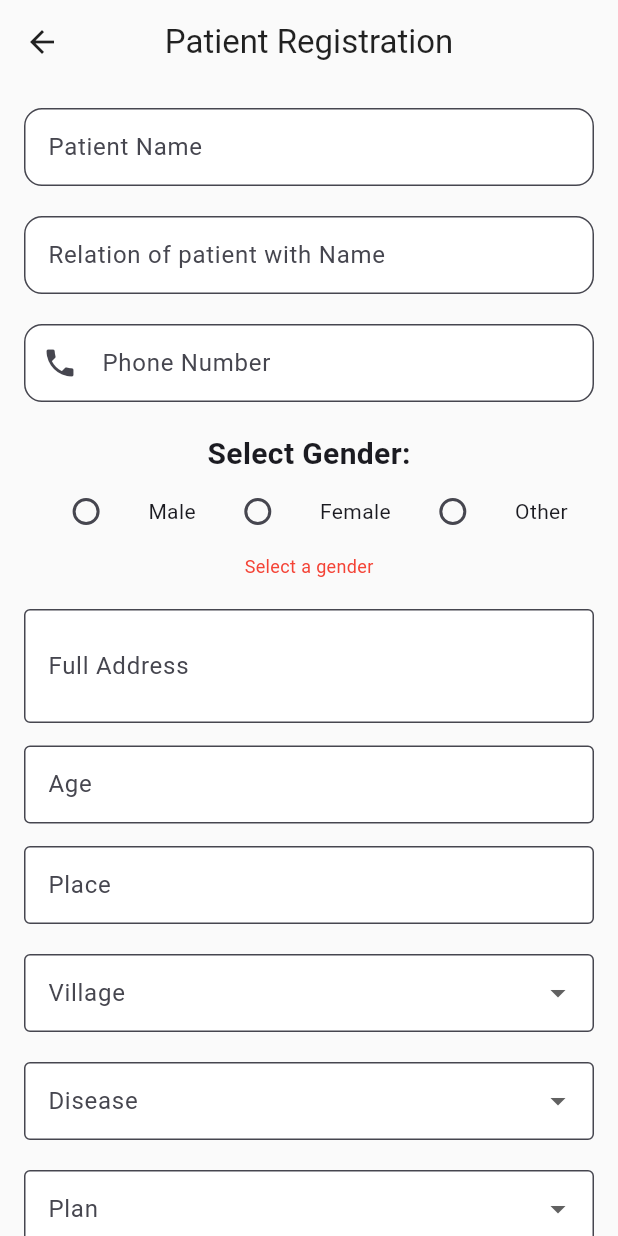
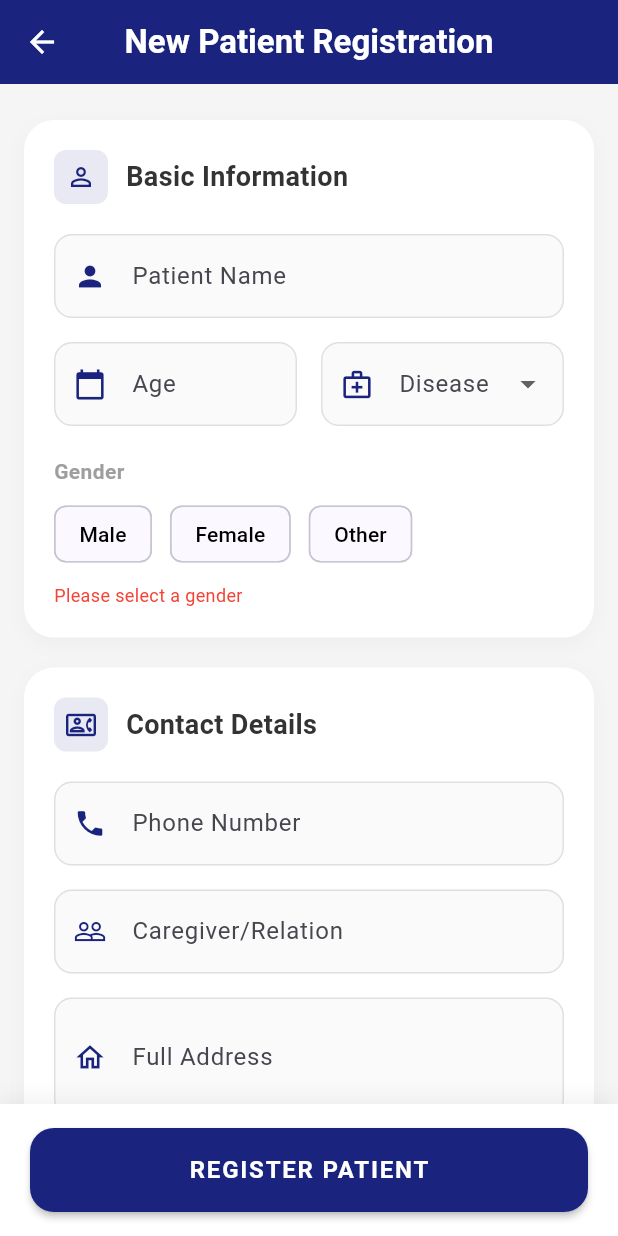
Before and after one commit to ARSHADAMEEN00/oruma-app, a Flutter app: the patientrigister screen opened directly, on a phone screen of 412 x 824 dp. Run offline on Flutter 3.47's test engine with Material 3 defaults, Android fonts, the phone set to English and light mode, and no system bars; our stand-ins replace shared_preferences; accounts and stored records are empty.

Commit message:
feat: enhance patient registration form UI with consistent input styling and improved app bar

```diff
--- a/app/lib/pt_registration.dart
+++ b/app/lib/pt_registration.dart
@@ -2,6 +2,7 @@ import 'package:flutter/material.dart';
 import 'package:oruma_app/models/patient.dart';
 import 'package:oruma_app/services/patient_service.dart';
 
+// ignore: camel_case_types
 class patientrigister extends StatefulWidget {
   final Patient? patient;
   const patientrigister({super.key, this.patient});
@@ -10,6 +11,7 @@ class patientrigister extends StatefulWidget {
   State<patientrigister> createState() => _patientrigisterState();
 }
 
+// ignore: camel_case_types
 class _patientrigisterState extends State<patientrigister> {
   final _formKey = GlobalKey<FormState>();
   bool _isLoading = false;
@@ -61,196 +63,344 @@ class _patientrigisterState extends State<patientrigister> {
     super.dispose();
   }
 
+  InputDecoration _buildInputDecoration(String label, IconData icon) {
+    return InputDecoration(
+      labelText: label,
+      prefixIcon: Icon(icon, size: 22, color: const Color(0xFF1A237E)),
+      floatingLabelBehavior: FloatingLabelBehavior.auto,
+      filled: true,
+      fillColor: Colors.grey.shade50,
+      border: OutlineInputBorder(
+        borderRadius: BorderRadius.circular(12),
+        borderSide: BorderSide(color: Colors.grey.shade300),
+      ),
+      enabledBorder: OutlineInputBorder(
+        borderRadius: BorderRadius.circular(12),
+        borderSide: BorderSide(color: Colors.grey.shade300),
+      ),
+      focusedBorder: OutlineInputBorder(
+        borderRadius: BorderRadius.circular(12),
+        borderSide: const BorderSide(color: Color(0xFF1A237E), width: 2),
+      ),
+      contentPadding: const EdgeInsets.symmetric(vertical: 16, horizontal: 16),
+    );
+  }
+
   @override
   Widget build(BuildContext context) {
     final isEditing = widget.patient != null;
     return Scaffold(
+      backgroundColor: Colors.grey.shade100,
       appBar: AppBar(
-        title: Text(isEditing ? "Edit Patient" : "Patient Registration"),
+        title: Text(
+          isEditing ? "Edit Patient" : "New Patient Registration",
+          style: const TextStyle(fontWeight: FontWeight.bold),
+        ),
+        backgroundColor: const Color(0xFF1A237E),
+        foregroundColor: Colors.white,
+        elevation: 0,
+        centerTitle: true,
       ),
       body: SingleChildScrollView(
-        padding: const EdgeInsets.all(16),
+        padding: const EdgeInsets.fromLTRB(16, 24, 16, 100),
         child: Form(
           key: _formKey,
           child: Column(
+            crossAxisAlignment: CrossAxisAlignment.stretch,
             children: [
-              // Patient Name
+              _buildSectionCard(
+                title: "Basic Information",
+                icon: Icons.person_outline,
+                children: [
                   TextFormField(
                     controller: nameController,
-                decoration: const InputDecoration(labelText: "Patient Name"),
-                validator: (val) =>
-                    val == null || val.isEmpty ? "Enter name" : null,
-              ),
-              const SizedBox(height: 20),
-              TextFormField(
-                controller: relationController,
-                decoration: const InputDecoration(
-                  labelText: "Relation of patient with Name",
+                    decoration: _buildInputDecoration(
+                      "Patient Name",
+                      Icons.person,
                     ),
                     validator: (val) =>
-                    val == null || val.isEmpty ? "Enter relation" : null,
+                        val == null || val.isEmpty ? "Required" : null,
                   ),
-              const SizedBox(height: 20),
-              TextFormField(
-                controller: phoneController,
-                decoration: const InputDecoration(
-                  labelText: "Phone Number",
-                  prefixIcon: Icon(Icons.phone),
+                  const SizedBox(height: 16),
+                  Row(
+                    children: [
+                      Expanded(
+                        child: TextFormField(
+                          controller: ageController,
+                          keyboardType: TextInputType.number,
+                          decoration: _buildInputDecoration(
+                            "Age",
+                            Icons.calendar_today,
                           ),
-                keyboardType: TextInputType.phone,
-                validator: (val) =>
-                    val == null || val.isEmpty ? "Enter phone" : null,
+                          validator: (val) {
+                            if (val == null || val.isEmpty) return "Required";
+                            if (int.tryParse(val) == null) return "Invalid";
+                            return null;
+                          },
+                        ),
+                      ),
+                      const SizedBox(width: 16),
+                      Expanded(
+                        child: DropdownButtonFormField<String>(
+                          decoration: _buildInputDecoration(
+                            "Disease",
+                            Icons.medical_services_outlined,
+                          ),
+                          value: _selectedDisease,
+                          items: diseases
+                              .map(
+                                (d) =>
+                                    DropdownMenuItem(value: d, child: Text(d)),
+                              )
+                              .toList(),
+                          onChanged: (v) =>
+                              setState(() => _selectedDisease = v),
+                          validator: (val) => val == null ? "Required" : null,
+                        ),
+                      ),
+                    ],
                   ),
                   const SizedBox(height: 20),
                   const Text(
-                "Select Gender:",
-                style: TextStyle(fontSize: 20, fontWeight: FontWeight.bold),
+                    "Gender",
+                    style: TextStyle(
+                      fontSize: 14,
+                      fontWeight: FontWeight.bold,
+                      color: Colors.grey,
                     ),
+                  ),
+                  const SizedBox(height: 8),
                   Row(
-                mainAxisAlignment: MainAxisAlignment.spaceEvenly,
-                children: [
-                  Radio<String>(
-                    value: 'Male',
-                    groupValue: _gender,
-                    onChanged: (value) {
+                    children: ["Male", "Female", "Other"].map((g) {
+                      final isSelected = _gender == g;
+                      return Padding(
+                        padding: const EdgeInsets.only(right: 12),
+                        child: ChoiceChip(
+                          label: Text(g),
+                          selected: isSelected,
+                          selectedColor: const Color(0xFF1A237E),
+                          labelStyle: TextStyle(
+                            color: isSelected ? Colors.white : Colors.black,
+                          ),
+                          onSelected: (selected) {
                             setState(() {
-                        _gender = value;
+                              _gender = selected ? g : null;
                             });
                           },
                         ),
-                  const Text("Male"),
-                  Radio<String>(
-                    value: 'Female',
-                    groupValue: _gender,
-                    onChanged: (value) {
-                      setState(() {
-                        _gender = value;
-                      });
-                    },
-                  ),
-                  const Text("Female"),
-                  Radio<String>(
-                    value: 'Other',
-                    groupValue: _gender,
-                    onChanged: (value) {
-                      setState(() {
-                        _gender = value;
-                      });
-                    },
-                  ),
-                  const Text("Other"),
-                ],
+                      );
+                    }).toList(),
                   ),
                   if (_gender == null)
                     const Padding(
-                  padding: EdgeInsets.only(top: 4),
+                      padding: EdgeInsets.only(top: 8.0),
                       child: Text(
-                    "Select a gender",
+                        "Please select a gender",
                         style: TextStyle(color: Colors.red, fontSize: 12),
                       ),
                     ),
+                ],
+              ),
               const SizedBox(height: 20),
-              // Full Address
+              _buildSectionCard(
+                title: "Contact Details",
+                icon: Icons.contact_phone_outlined,
+                children: [
+                  TextFormField(
+                    controller: phoneController,
+                    keyboardType: TextInputType.phone,
+                    decoration: _buildInputDecoration(
+                      "Phone Number",
+                      Icons.phone,
+                    ),
+                    validator: (val) =>
+                        val == null || val.isEmpty ? "Required" : null,
+                  ),
+                  const SizedBox(height: 16),
+                  TextFormField(
+                    controller: relationController,
+                    decoration: _buildInputDecoration(
+                      "Caregiver/Relation",
+                      Icons.people_outline,
+                    ),
+                    validator: (val) =>
+                        val == null || val.isEmpty ? "Required" : null,
+                  ),
+                  const SizedBox(height: 16),
                   TextFormField(
                     controller: addressController,
                     maxLines: 2,
-                decoration: const InputDecoration(
-                  labelText: "Full Address",
-                  border: OutlineInputBorder(),
+                    decoration: _buildInputDecoration(
+                      "Full Address",
+                      Icons.home_outlined,
                     ),
                     validator: (val) =>
-                    val == null || val.isEmpty ? "Enter address" : null,
+                        val == null || val.isEmpty ? "Required" : null,
                   ),
-              const SizedBox(height: 15),
-
-              // Age
-              TextFormField(
-                controller: ageController,
-                keyboardType: TextInputType.number,
-                decoration: const InputDecoration(
-                  labelText: "Age",
-                  border: OutlineInputBorder(),
+                ],
               ),
-                validator: (val) {
-                  if (val == null || val.isEmpty) return "Enter age";
-                  final parsed = int.tryParse(val);
-                  if (parsed == null || parsed <= 0) return "Enter valid age";
-                  return null;
-                },
+              const SizedBox(height: 20),
+              _buildSectionCard(
+                title: "Location & Care Plan",
+                icon: Icons.map_outlined,
+                children: [
+                  Row(
+                    children: [
+                      Expanded(
+                        child: DropdownButtonFormField<String>(
+                          decoration: _buildInputDecoration(
+                            "Village",
+                            Icons.location_city,
                           ),
-              const SizedBox(height: 15),
-
-              // Place
-              TextFormField(
+                          value: _selectedVillage,
+                          items: villages
+                              .map(
+                                (v) =>
+                                    DropdownMenuItem(value: v, child: Text(v)),
+                              )
+                              .toList(),
+                          onChanged: (v) =>
+                              setState(() => _selectedVillage = v),
+                          validator: (val) => val == null ? "Required" : null,
+                        ),
+                      ),
+                      const SizedBox(width: 16),
+                      Expanded(
+                        child: TextFormField(
                           controller: placeController,
-                decoration: const InputDecoration(
-                  labelText: "Place",
-                  border: OutlineInputBorder(),
+                          decoration: _buildInputDecoration(
+                            "Place",
+                            Icons.place,
                           ),
                           validator: (val) =>
-                    val == null || val.isEmpty ? "Enter place" : null,
+                              val == null || val.isEmpty ? "Required" : null,
+                        ),
+                      ),
+                    ],
+                  ),
+                  const SizedBox(height: 16),
+                  DropdownButtonFormField<String>(
+                    decoration: _buildInputDecoration(
+                      "Care Plan",
+                      Icons.assignment_outlined,
+                    ),
+                    value: _selectedPlan,
+                    items: plans
+                        .map((p) => DropdownMenuItem(value: p, child: Text(p)))
+                        .toList(),
+                    onChanged: (v) => setState(() => _selectedPlan = v),
+                    validator: (val) => val == null ? "Required" : null,
+                  ),
+                ],
+              ),
+            ],
+          ),
+        ),
+      ),
+      bottomSheet: Container(
+        padding: const EdgeInsets.symmetric(horizontal: 20, vertical: 16),
+        decoration: BoxDecoration(
+          color: Colors.white,
+          boxShadow: [
+            BoxShadow(
+              color: Colors.black.withOpacity(0.05),
+              blurRadius: 10,
+              offset: const Offset(0, -5),
+            ),
+          ],
+        ),
+        child: SizedBox(
+          width: double.infinity,
+          height: 56,
+          child: ElevatedButton(
+            onPressed: _isLoading ? null : _handleSubmit,
+            style: ElevatedButton.styleFrom(
+              backgroundColor: const Color(0xFF1A237E),
+              foregroundColor: Colors.white,
+              shape: RoundedRectangleBorder(
+                borderRadius: BorderRadius.circular(16),
+              ),
+              elevation: 2,
+            ),
+            child: _isLoading
+                ? const SizedBox(
+                    height: 24,
+                    width: 24,
+                    child: CircularProgressIndicator(
+                      color: Colors.white,
+                      strokeWidth: 2,
+                    ),
+                  )
+                : Text(
+                    isEditing ? "UPDATE PATIENT" : "REGISTER PATIENT",
+                    style: const TextStyle(
+                      fontSize: 16,
+                      fontWeight: FontWeight.bold,
+                      letterSpacing: 1.2,
+                    ),
+                  ),
+          ),
+        ),
+      ),
+    );
+  }
+
+  Widget _buildSectionCard({
+    required String title,
+    required IconData icon,
+    required List<Widget> children,
+  }) {
+    return Container(
+      padding: const EdgeInsets.all(20),
+      decoration: BoxDecoration(
+        color: Colors.white,
+        borderRadius: BorderRadius.circular(20),
+        boxShadow: [
+          BoxShadow(
+            color: Colors.black.withOpacity(0.03),
+            blurRadius: 10,
+            offset: const Offset(0, 4),
+          ),
+        ],
+      ),
+      child: Column(
+        crossAxisAlignment: CrossAxisAlignment.start,
+        children: [
+          Row(
+            children: [
+              Container(
+                padding: const EdgeInsets.all(8),
+                decoration: BoxDecoration(
+                  color: const Color(0xFF1A237E).withOpacity(0.1),
+                  borderRadius: BorderRadius.circular(8),
+                ),
+                child: Icon(icon, color: const Color(0xFF1A237E), size: 20),
+              ),
+              const SizedBox(width: 12),
+              Text(
+                title,
+                style: const TextStyle(
+                  fontSize: 18,
+                  fontWeight: FontWeight.bold,
+                  color: Color(0xFF333333),
+                ),
+              ),
+            ],
           ),
           const SizedBox(height: 20),
+          ...children,
+        ],
+      ),
+    );
+  }
 
-              // Village (Dropdown)
-              DropdownButtonFormField<String>(
-                decoration: const InputDecoration(
-                  labelText: "Village",
-                  border: OutlineInputBorder(),
-                ),
-                value: _selectedVillage,
-                items: villages.map((v) {
-                  return DropdownMenuItem(value: v, child: Text(v));
-                }).toList(),
-                onChanged: (value) {
-                  setState(() => _selectedVillage = value);
-                },
-                validator: (val) => val == null ? "Select village" : null,
-              ),
-              const SizedBox(height: 20),
-
-              // Disease (Dropdown)
-              DropdownButtonFormField<String>(
-                decoration: const InputDecoration(
-                  labelText: "Disease",
-                  border: OutlineInputBorder(),
-                ),
-                value: _selectedDisease,
-                items: diseases.map((d) {
-                  return DropdownMenuItem(value: d, child: Text(d));
-                }).toList(),
-                onChanged: (value) {
-                  setState(() => _selectedDisease = value);
-                },
-                validator: (val) => val == null ? "Select disease" : null,
-              ),
-              const SizedBox(height: 20),
-
-              // Plan (Dropdown)
-              DropdownButtonFormField<String>(
-                decoration: const InputDecoration(
-                  labelText: "Plan",
-                  border: OutlineInputBorder(),
-                ),
-                value: _selectedPlan,
-                items: plans.map((p) {
-                  return DropdownMenuItem(value: p, child: Text(p));
-                }).toList(),
-                onChanged: (value) {
-                  setState(() => _selectedPlan = value);
-                },
-                validator: (val) => val == null ? "Select plan" : null,
-              ),
-              const SizedBox(height: 25),
-
-              // Submit Button
-              ElevatedButton(
-                onPressed: _isLoading
-                    ? null
-                    : () async {
+  Future<void> _handleSubmit() async {
     final isValid = _formKey.currentState!.validate();
     final genderSelected = _gender != null;
-                        setState(() {}); // refresh gender helper text if needed
+
+    // Trigger rebuild to show gender error if needed
+    if (!genderSelected) setState(() {});
+
     if (isValid && genderSelected) {
       setState(() => _isLoading = true);
 
@@ -270,19 +420,17 @@ class _patientrigisterState extends State<patientrigister> {
           registerId: widget.patient?.registerId,
         );
 
-                            if (isEditing) {
-                              final updated =
-                                  await PatientService.updatePatient(
+        if (widget.patient != null) {
+          final updated = await PatientService.updatePatient(
             widget.patient!.id!,
             patientData,
           );
           if (mounted) {
             ScaffoldMessenger.of(context).showSnackBar(
               const SnackBar(
-                                    content: Text(
-                                      "✅ Patient Updated Successfully",
-                                    ),
+                content: Text("✅ Patient Updated Successfully"),
                 backgroundColor: Colors.green,
+                behavior: SnackBarBehavior.floating,
               ),
             );
             Navigator.pop(context, updated);
@@ -292,10 +440,9 @@ class _patientrigisterState extends State<patientrigister> {
           if (mounted) {
             ScaffoldMessenger.of(context).showSnackBar(
               const SnackBar(
-                                    content: Text(
-                                      "✅ Patient Registered Successfully",
-                                    ),
+                content: Text("✅ Patient Registered Successfully"),
                 backgroundColor: Colors.green,
+                behavior: SnackBarBehavior.floating,
               ),
             );
             Navigator.pop(context, true);
@@ -307,6 +454,7 @@ class _patientrigisterState extends State<patientrigister> {
             SnackBar(
               content: Text("❌ Failed: ${e.toString()}"),
               backgroundColor: Colors.red,
+              behavior: SnackBarBehavior.floating,
             ),
           );
         }
@@ -316,19 +464,5 @@ class _patientrigisterState extends State<patientrigister> {
         }
       }
     }
-                      },
-                child: _isLoading
-                    ? const SizedBox(
-                        width: 20,
-                        height: 20,
-                        child: CircularProgressIndicator(strokeWidth: 2),
-                      )
-                    : Text(isEditing ? "Update" : "Register"),
-              ),
-            ],
-          ),
-        ),
-      ),
-    );
   }
 }
```
Lines whose indentation alone changed are shown as unchanged.
